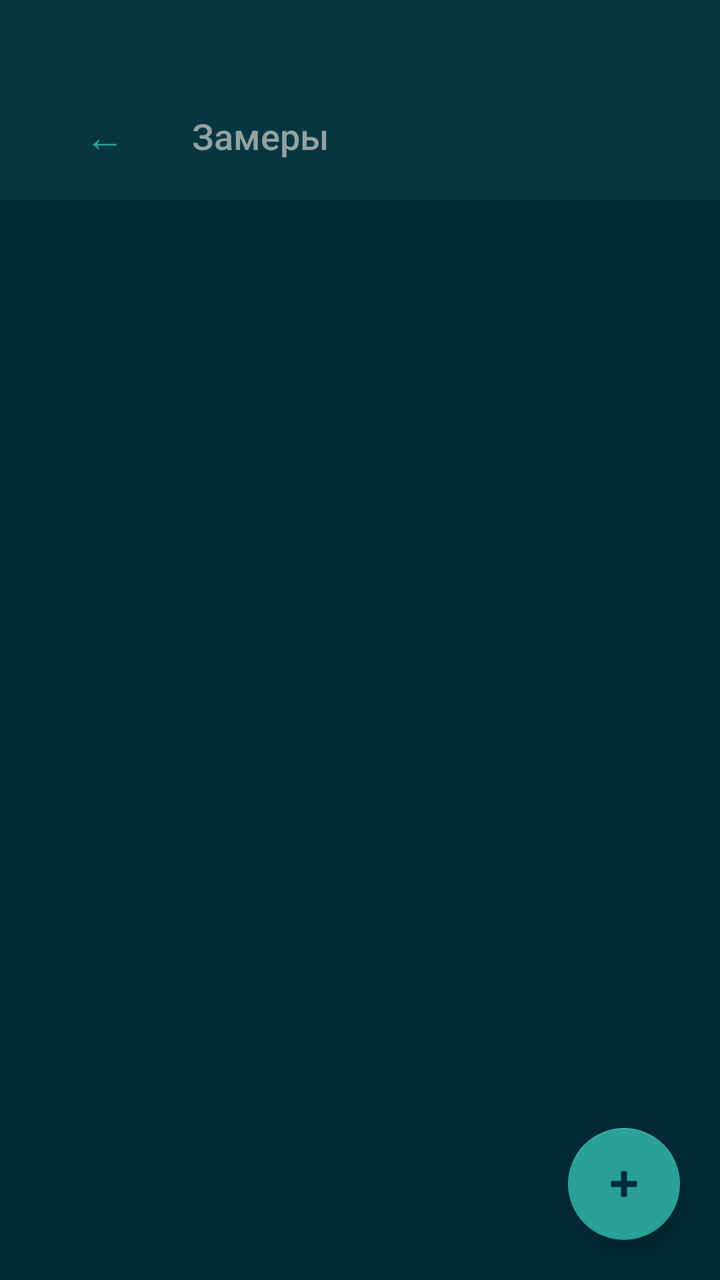
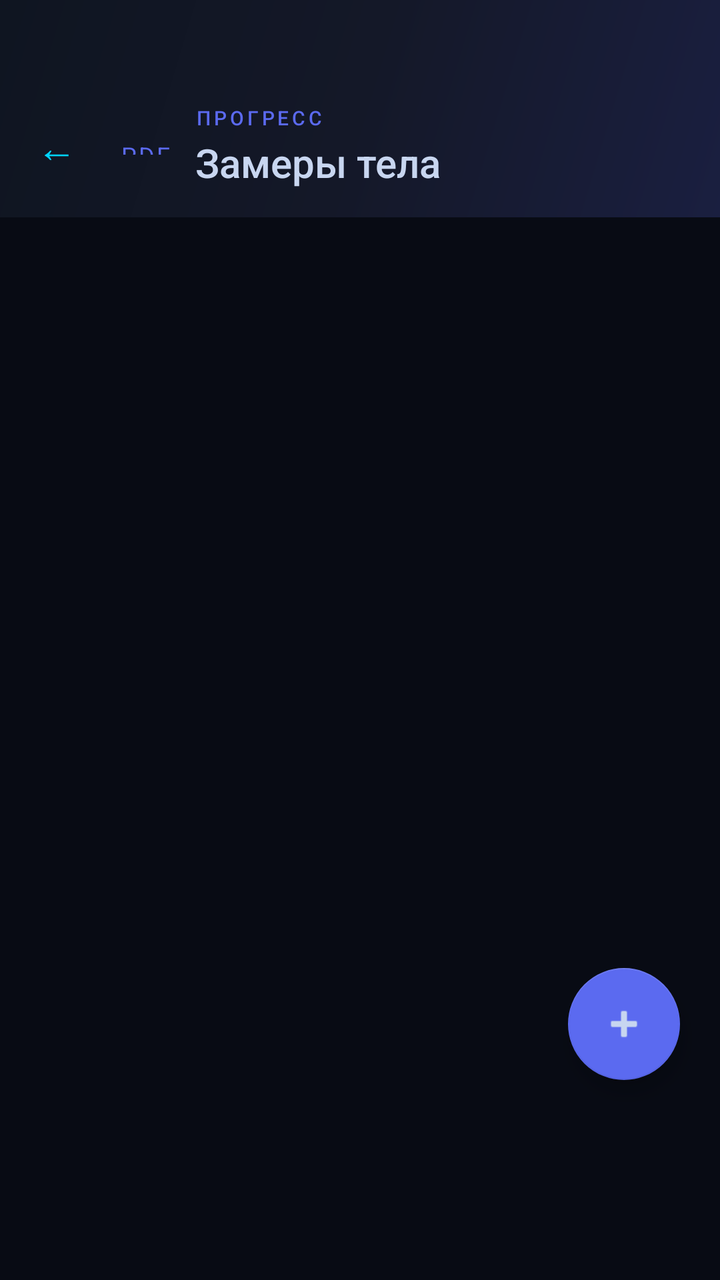

An Android layout rendered at two revisions. The XML below is the earlier revision; the diff shows what the commit changed to produce the second picture.
<!-- AndroidManifest.xml: application theme Theme.FitnessTrainer -->
<!-- res/layout/fragment_measurements.xml -->
<?xml version="1.0" encoding="utf-8"?>
<androidx.coordinatorlayout.widget.CoordinatorLayout
    xmlns:android="http://schemas.android.com/apk/res/android"
    xmlns:app="http://schemas.android.com/apk/res-auto"
    android:layout_width="match_parent"
    android:layout_height="match_parent"
    android:background="@color/sol_base03">

    
    <LinearLayout
        android:id="@+id/toolbar"
        android:layout_width="match_parent"
        android:layout_height="wrap_content"
        android:orientation="horizontal"
        android:paddingHorizontal="8dp"
        android:paddingTop="44dp"
        android:paddingBottom="8dp"
        android:background="@color/sol_base02"
        android:gravity="center_vertical">

        <com.google.android.material.button.MaterialButton
            android:id="@+id/btn_back"
            style="@style/Widget.MaterialComponents.Button.TextButton"
            android:layout_width="wrap_content"
            android:layout_height="wrap_content"
            android:text="←"
            android:textColor="@color/sol_cyan"
            android:textSize="20sp"/>

        <TextView
            android:layout_width="0dp"
            android:layout_height="wrap_content"
            android:layout_weight="1"
            android:text="Замеры"
            android:textColor="@color/sol_base1"
            android:textSize="18sp"
            android:fontFamily="sans-serif-medium"/>
    </LinearLayout>

    <FrameLayout
        android:layout_width="match_parent"
        android:layout_height="match_parent"
        android:layout_marginTop="92dp">

        <LinearLayout
            android:layout_width="match_parent"
            android:layout_height="match_parent"
            android:orientation="vertical">

            
            <com.github.mikephil.charting.charts.LineChart
                android:id="@+id/chart"
                android:layout_width="match_parent"
                android:layout_height="180dp"
                android:layout_marginHorizontal="8dp"
                android:layout_marginTop="8dp"
                android:layout_marginBottom="8dp"
                android:visibility="gone"/>

            <ProgressBar
                android:id="@+id/progress_bar"
                android:layout_width="wrap_content"
                android:layout_height="wrap_content"
                android:layout_gravity="center_horizontal"
                android:layout_marginTop="16dp"
                android:visibility="gone"/>

            <TextView
                android:id="@+id/tv_empty"
                android:layout_width="wrap_content"
                android:layout_height="wrap_content"
                android:layout_gravity="center_horizontal"
                android:layout_marginTop="48dp"
                android:text="Замеров пока нет"
                android:textColor="@color/sol_base01"
                android:textSize="16sp"
                android:visibility="gone"/>

            <androidx.recyclerview.widget.RecyclerView
                android:id="@+id/rv_measurements"
                android:layout_width="match_parent"
                android:layout_height="0dp"
                android:layout_weight="1"
                android:paddingHorizontal="16dp"
                android:paddingBottom="80dp"
                android:clipToPadding="false"/>
        </LinearLayout>

        <com.google.android.material.floatingactionbutton.FloatingActionButton
            android:id="@+id/fab_add"
            android:layout_width="wrap_content"
            android:layout_height="wrap_content"
            android:layout_gravity="bottom|end"
            android:layout_margin="20dp"
            android:src="@android:drawable/ic_input_add"
            app:backgroundTint="@color/sol_cyan"
            app:tint="@color/sol_base03"/>
    </FrameLayout>

</androidx.coordinatorlayout.widget.CoordinatorLayout>
<!-- resources referenced by this layout -->
<resources>
  <color name="sol_base01">#586E75</color>
  <color name="sol_base02">#073642</color>
  <color name="sol_base03">#002B36</color>
  <color name="sol_base1">#93A1A1</color>
  <color name="sol_cyan">#2AA198</color>
  <style name="Theme.FitnessTrainer" parent="Theme.MaterialComponents.DayNight.NoActionBar">
          <item name="colorPrimary">@color/md_primary</item>
          <item name="colorPrimaryDark">@color/md_primary_variant</item>
          <item name="colorAccent">@color/md_secondary</item>
          <item name="android:windowBackground">@color/md_background</item>
          <item name="android:statusBarColor">@color/md_background</item>
          <item name="android:navigationBarColor">@color/md_background</item>
          <item name="android:windowLightStatusBar">true</item>
          <item name="android:windowLightNavigationBar">true</item>
          <item name="android:windowActivityTransitions">true</item>
          <item name="android:fontFamily">sans-serif</item>
      </style>
  <color name="md_primary">#1E88E5</color>
  <color name="md_primary_variant">#1565C0</color>
  <color name="md_secondary">#00BCD4</color>
  <color name="md_background">#F8FAFB</color>
</resources>

<!-- the commit's change to res/layout/fragment_measurements.xml (unified diff, before → after) -->
@@ -4,7 +4,7 @@
     xmlns:app="http://schemas.android.com/apk/res-auto"
     android:layout_width="match_parent"
     android:layout_height="match_parent"
-    android:background="@color/sol_base03">
+    android:background="?attr/bgPrimary">
 
     
     <LinearLayout
@@ -13,34 +13,67 @@
         android:layout_height="wrap_content"
         android:orientation="horizontal"
         android:paddingHorizontal="8dp"
-        android:paddingTop="44dp"
-        android:paddingBottom="8dp"
-        android:background="@color/sol_base02"
+        android:paddingTop="52dp"
+        android:paddingBottom="14dp"
+        android:background="@drawable/gradient_header"
         android:gravity="center_vertical">
 
         <com.google.android.material.button.MaterialButton
             android:id="@+id/btn_back"
             style="@style/Widget.MaterialComponents.Button.TextButton"
+            android:layout_width="40dp"
+            android:layout_height="40dp"
+            android:text="←"
+            android:textColor="@color/accent_cyan"
+            android:textSize="20sp"
+            android:padding="0dp"
+            android:minWidth="0dp"/>
+
+        <com.google.android.material.button.MaterialButton
+            android:id="@+id/btn_export"
+            style="@style/Widget.MaterialComponents.Button.TextButton"
             android:layout_width="wrap_content"
-            android:layout_height="wrap_content"
-            android:text="←"
-            android:textColor="@color/sol_cyan"
-            android:textSize="20sp"/>
+            android:layout_height="36dp"
+            android:text="PDF"
+            android:textColor="@color/accent_indigo"
+            android:textSize="12sp"
+            android:padding="8dp"
+            android:minWidth="0dp"
+            android:layout_marginStart="4dp"/>
 
-        <TextView
+        <LinearLayout
             android:layout_width="0dp"
             android:layout_height="wrap_content"
             android:layout_weight="1"
-            android:text="Замеры"
-            android:textColor="@color/sol_base1"
-            android:textSize="18sp"
-            android:fontFamily="sans-serif-medium"/>
+            android:orientation="vertical"
+            android:layout_marginStart="4dp">
+
+            <TextView
+                android:layout_width="wrap_content"
+                android:layout_height="wrap_content"
+                android:text="ПРОГРЕСС"
+                android:textColor="@color/accent_indigo"
+                android:textSize="10sp"
+                android:letterSpacing="0.16"
+                android:fontFamily="sans-serif-medium"/>
+
+            <TextView
+                android:layout_width="wrap_content"
+                android:layout_height="wrap_content"
+                android:layout_marginTop="2dp"
+                android:text="Замеры тела"
+                android:textColor="@color/text_primary"
+                android:textSize="20sp"
+                android:fontFamily="sans-serif-medium"/>
+
+        </LinearLayout>
+
     </LinearLayout>
 
     <FrameLayout
         android:layout_width="match_parent"
         android:layout_height="match_parent"
-        android:layout_marginTop="92dp">
+        android:layout_marginTop="104dp">
 
         <LinearLayout
             android:layout_width="match_parent"
@@ -52,8 +85,8 @@
                 android:id="@+id/chart"
                 android:layout_width="match_parent"
                 android:layout_height="180dp"
-                android:layout_marginHorizontal="8dp"
-                android:layout_marginTop="8dp"
+                android:layout_marginHorizontal="12dp"
+                android:layout_marginTop="12dp"
                 android:layout_marginBottom="8dp"
                 android:visibility="gone"/>
 
@@ -62,19 +95,58 @@
                 android:layout_width="wrap_content"
                 android:layout_height="wrap_content"
                 android:layout_gravity="center_horizontal"
-                android:layout_marginTop="16dp"
+                android:layout_marginTop="24dp"
                 android:visibility="gone"/>
 
-            <TextView
-                android:id="@+id/tv_empty"
+            
+            <LinearLayout
+                android:id="@+id/empty_state"
                 android:layout_width="wrap_content"
                 android:layout_height="wrap_content"
-                android:layout_gravity="center_horizontal"
+                android:layout_gravity="center"
                 android:layout_marginTop="48dp"
-                android:text="Замеров пока нет"
-                android:textColor="@color/sol_base01"
-                android:textSize="16sp"
-                android:visibility="gone"/>
+                android:orientation="vertical"
+                android:gravity="center"
+                android:visibility="gone">
+
+                <TextView
+                    android:layout_width="wrap_content"
+                    android:layout_height="wrap_content"
+                    android:text="⚖️"
+                    android:textSize="48sp"/>
+
+                <TextView
+                    android:id="@+id/tv_empty"
+                    android:layout_width="wrap_content"
+                    android:layout_height="wrap_content"
+                    android:layout_marginTop="12dp"
+                    android:text="Замеров пока нет"
+                    android:textColor="@color/text_hint"
+                    android:textSize="16sp"
+                    android:fontFamily="sans-serif-medium"/>
+
+                <TextView
+                    android:layout_width="wrap_content"
+                    android:layout_height="wrap_content"
+                    android:layout_marginTop="6dp"
+                    android:id="@+id/tv_empty_sub"
+                    android:text="Нажмите + чтобы добавить первый замер"
+                    android:textColor="@color/text_hint"
+                    android:textSize="13sp"
+                    android:gravity="center"/>
+
+                <com.google.android.material.button.MaterialButton
+                    android:id="@+id/btn_retry"
+                    style="@style/Widget.MaterialComponents.Button.OutlinedButton"
+                    android:layout_width="wrap_content"
+                    android:layout_height="wrap_content"
+                    android:layout_marginTop="20dp"
+                    android:text="Повторить"
+                    android:textColor="@color/accent_indigo"
+                    app:strokeColor="@color/accent_indigo"
+                    android:visibility="gone"/>
+
+            </LinearLayout>
 
             <androidx.recyclerview.widget.RecyclerView
                 android:id="@+id/rv_measurements"
@@ -82,19 +154,24 @@
                 android:layout_height="0dp"
                 android:layout_weight="1"
                 android:paddingHorizontal="16dp"
-                android:paddingBottom="80dp"
+                android:paddingTop="8dp"
+                android:paddingBottom="88dp"
                 android:clipToPadding="false"/>
+
         </LinearLayout>
 
+        
         <com.google.android.material.floatingactionbutton.FloatingActionButton
             android:id="@+id/fab_add"
             android:layout_width="wrap_content"
             android:layout_height="wrap_content"
             android:layout_gravity="bottom|end"
-            android:layout_margin="20dp"
+            android:layout_marginEnd="20dp"
+            android:layout_marginBottom="100dp"
             android:src="@android:drawable/ic_input_add"
-            app:backgroundTint="@color/sol_cyan"
-            app:tint="@color/sol_base03"/>
+            app:backgroundTint="@color/accent_indigo"
+            app:tint="@color/text_primary"/>
+
     </FrameLayout>
 
 </androidx.coordinatorlayout.widget.CoordinatorLayout>
<!-- resource entries referenced after the edit -->
@@ -1,25 +1,50 @@
 <!-- resources referenced by this layout -->
 <resources>
-  <color name="sol_base01">#586E75</color>
-  <color name="sol_base02">#073642</color>
-  <color name="sol_base03">#002B36</color>
-  <color name="sol_base1">#93A1A1</color>
-  <color name="sol_cyan">#2AA198</color>
-  <style name="Theme.FitnessTrainer" parent="Theme.MaterialComponents.DayNight.NoActionBar">
-          <item name="colorPrimary">@color/md_primary</item>
-          <item name="colorPrimaryDark">@color/md_primary_variant</item>
-          <item name="colorAccent">@color/md_secondary</item>
-          <item name="android:windowBackground">@color/md_background</item>
-          <item name="android:statusBarColor">@color/md_background</item>
-          <item name="android:navigationBarColor">@color/md_background</item>
-          <item name="android:windowLightStatusBar">true</item>
-          <item name="android:windowLightNavigationBar">true</item>
+  <color name="accent_cyan">#00D4FF</color>
+  <color name="accent_indigo">#5B6AF0</color>
+  <color name="text_hint">#5E7A99</color>
+  <color name="text_primary">#C8D6F0</color>
+  <!-- drawable gradient_header (drawable) -->
+  <?xml version="1.0" encoding="utf-8"?>
+  <shape xmlns:android="http://schemas.android.com/apk/res/android">
+      <gradient
+          android:type="linear"
+          android:angle="135"
+          android:startColor="#1A1F40"
+          android:centerColor="#141828"
+          android:endColor="#0F1521"/>
+  </shape>
+  <style name="Theme.FitnessTrainer" parent="Theme.MaterialComponents.NoActionBar">
+          <item name="colorPrimary">@color/accent_indigo</item>
+          <item name="colorPrimaryDark">@color/bg_surface</item>
+          <item name="colorAccent">@color/accent_cyan</item>
+          <item name="colorSurface">@color/bg_surface</item>
+          <item name="colorOnSurface">@color/text_primary</item>
+          <item name="android:windowBackground">@color/bg_primary</item>
+          <item name="android:statusBarColor">@color/bg_primary</item>
+          <item name="android:navigationBarColor">@color/bg_surface</item>
+          <item name="android:windowLightStatusBar">false</item>
+          <item name="android:windowLightNavigationBar">false</item>
+          <item name="android:textColorPrimary">@color/text_primary</item>
+          <item name="android:textColorSecondary">@color/text_secondary</item>
+          <item name="android:textColorHint">@color/text_hint</item>
+          <item name="android:fontFamily">sans-serif</item>
           <item name="android:windowActivityTransitions">true</item>
-          <item name="android:fontFamily">sans-serif</item>
+          <item name="rippleColor">#335B6AF0</item>
+          
+          <item name="bgPrimary">@color/bg_primary</item>
+          <item name="bgSurface">@color/bg_surface</item>
+          <item name="bgElevated">@color/bg_elevated</item>
+          <item name="textPrimary">@color/text_primary</item>
+          <item name="textSecondary">@color/text_secondary</item>
+          <item name="textHint">@color/text_hint</item>
+          <item name="borderDefault">@color/border_default</item>
+          <item name="accentMain">@color/accent_indigo</item>
       </style>
-  <color name="md_primary">#1E88E5</color>
-  <color name="md_primary_variant">#1565C0</color>
-  <color name="md_secondary">#00BCD4</color>
-  <color name="md_background">#F8FAFB</color>
+  <color name="bg_surface">#0F1521</color>
+  <color name="bg_primary">#080B14</color>
+  <color name="text_secondary">#8BA3C0</color>
+  <color name="bg_elevated">#161E30</color>
+  <color name="border_default">#1E2D45</color>
 </resources>
 
